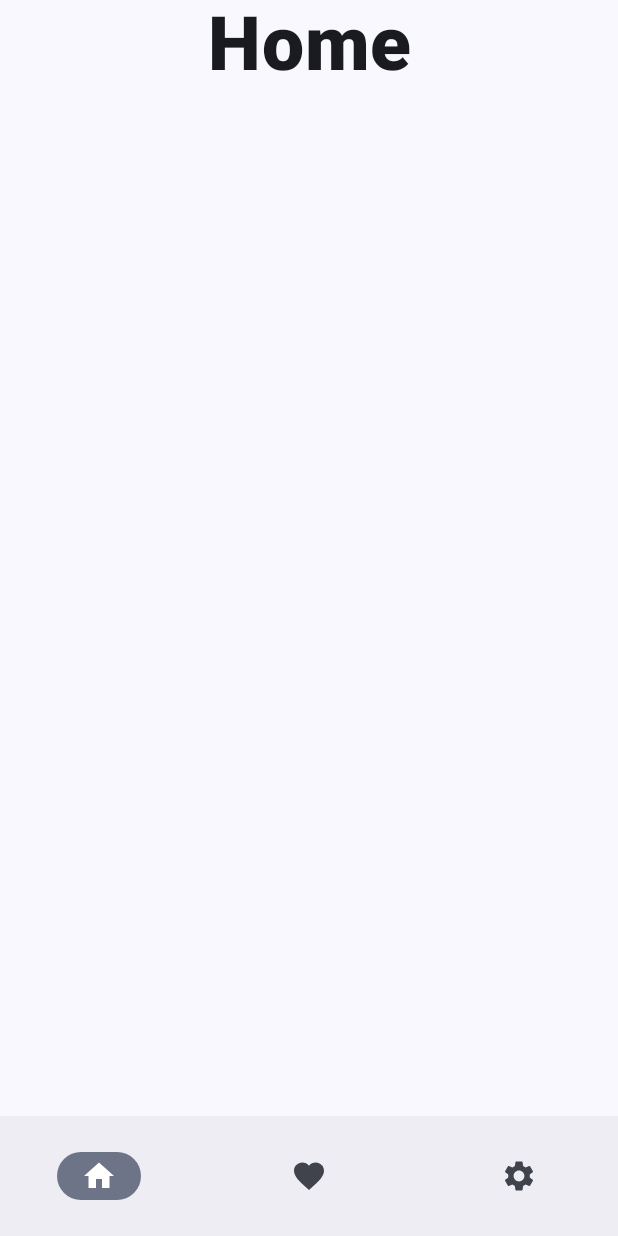
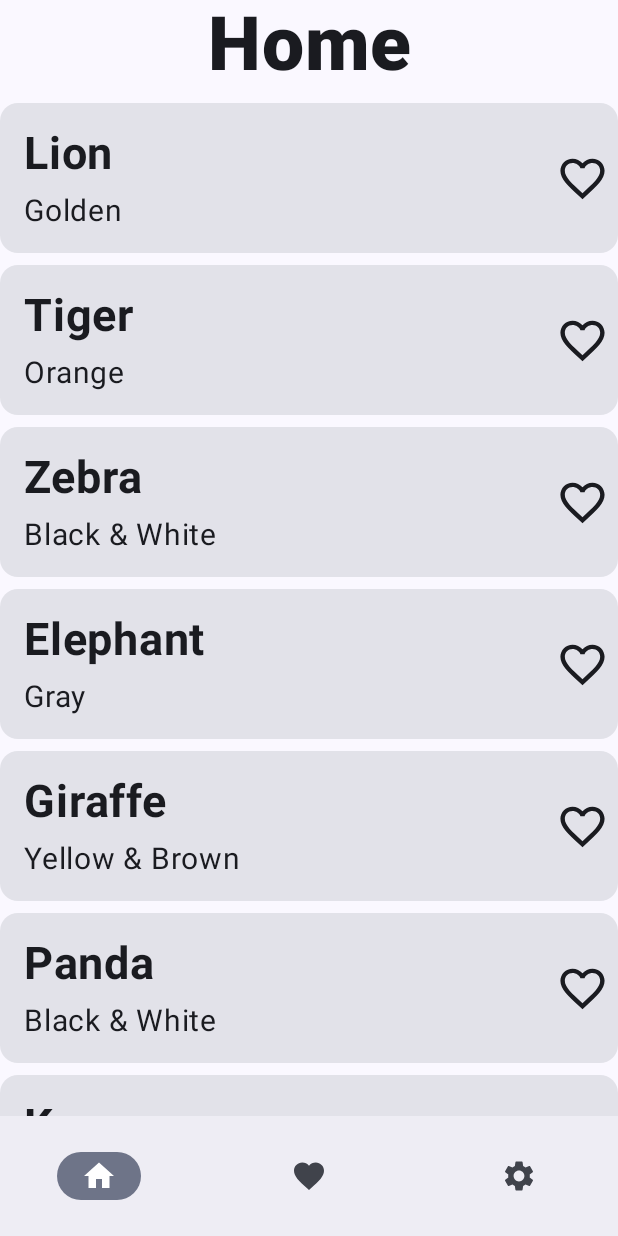
Before and after one commit to OkanSyntax/AbschlussWDH, an Android app built with Jetpack Compose: the screen it shows after launch (MainActivity), on a phone screen of 412 x 824 dp. Run offline under Robolectric (Android 15) with nearby library versions, the phone set to English and light mode, and no system bars.

Commit message:
DI implemented

```diff
--- a/app/src/main/AndroidManifest.xml
+++ b/app/src/main/AndroidManifest.xml
@@ -5,6 +5,7 @@
     <uses-permission android:name="android.permission.INTERNET"/>
 
     <application
+        android:name=".di.App"
         android:allowBackup="true"
         android:dataExtractionRules="@xml/data_extraction_rules"
         android:fullBackupContent="@xml/backup_rules"
--- a/app/src/main/java/com/example/di_navi_wdh/data/DummyData.kt
+++ b/app/src/main/java/com/example/di_navi_wdh/data/DummyData.kt
@@ -1,26 +1,28 @@
 package com.example.di_navi_wdh.data
 
+import com.example.di_navi_wdh.data.model.Animal
+
 object DummyData {
-//    val animals = listOf(
-//        Animal(name = "Lion", color = "Golden"),
-//        Animal(name = "Tiger", color = "Orange"),
-//        Animal(name = "Zebra", color = "Black & White"),
-//        Animal(name = "Elephant", color = "Gray"),
-//        Animal(name = "Giraffe", color = "Yellow & Brown"),
-//        Animal(name = "Panda", color = "Black & White"),
-//        Animal(name = "Kangaroo", color = "Brown"),
-//        Animal(name = "Peacock", color = "Blue & Green"),
-//        Animal(name = "Flamingo", color = "Pink"),
-//        Animal(name = "Penguin", color = "Black & White"),
-//        Animal(name = "Wolf", color = "Gray"),
-//        Animal(name = "Bear", color = "Brown"),
-//        Animal(name = "Fox", color = "Red"),
-//        Animal(name = "Rabbit", color = "White"),
-//        Animal(name = "Parrot", color = "Green"),
-//        Animal(name = "Horse", color = "Black"),
-//        Animal(name = "Cheetah", color = "Spotted Yellow"),
-//        Animal(name = "Leopard", color = "Spotted Brown"),
-//        Animal(name = "Hippo", color = "Gray"),
-//        Animal(name = "Rhino", color = "Dark Gray")
-//    )
+    val animals = listOf(
+        Animal(name = "Lion", color = "Golden"),
+        Animal(name = "Tiger", color = "Orange"),
+        Animal(name = "Zebra", color = "Black & White"),
+        Animal(name = "Elephant", color = "Gray"),
+        Animal(name = "Giraffe", color = "Yellow & Brown"),
+        Animal(name = "Panda", color = "Black & White"),
+        Animal(name = "Kangaroo", color = "Brown"),
+        Animal(name = "Peacock", color = "Blue & Green"),
+        Animal(name = "Flamingo", color = "Pink"),
+        Animal(name = "Penguin", color = "Black & White"),
+        Animal(name = "Wolf", color = "Gray"),
+        Animal(name = "Bear", color = "Brown"),
+        Animal(name = "Fox", color = "Red"),
+        Animal(name = "Rabbit", color = "White"),
+        Animal(name = "Parrot", color = "Green"),
+        Animal(name = "Horse", color = "Black"),
+        Animal(name = "Cheetah", color = "Spotted Yellow"),
+        Animal(name = "Leopard", color = "Spotted Brown"),
+        Animal(name = "Hippo", color = "Gray"),
+        Animal(name = "Rhino", color = "Dark Gray")
+    )
 }
--- /dev/null
+++ b/app/src/main/java/com/example/di_navi_wdh/data/model/Animal.kt
@@ -0,0 +1,8 @@
+package com.example.di_navi_wdh.data.model
+
+
+data class Animal(
+    val name: String,
+    val color: String,
+    var isFavorite: Boolean = false
+)
--- /dev/null
+++ b/app/src/main/java/com/example/di_navi_wdh/data/repository/AnimalRepoImpl.kt
@@ -0,0 +1,19 @@
+package com.example.di_navi_wdh.data.repository
+
+import com.example.di_navi_wdh.data.DummyData
+import com.example.di_navi_wdh.data.model.Animal
+import kotlinx.coroutines.flow.MutableStateFlow
+import kotlinx.coroutines.flow.asStateFlow
+
+
+class AnimalRepoImpl {
+
+    private val _animalList = MutableStateFlow<List<Animal>>(DummyData.animals)
+    val animalList = _animalList.asStateFlow()
+
+    fun toggleFavorite(animal: Animal) {
+        _animalList.value = _animalList.value.map {
+            if (it.name == animal.name) it.copy(isFavorite = !it.isFavorite) else it
+        }
+    }
+}
--- /dev/null
+++ b/app/src/main/java/com/example/di_navi_wdh/di/App.kt
@@ -0,0 +1,18 @@
+package com.example.di_navi_wdh.di
+
+import android.app.Application
+import org.koin.android.ext.koin.androidContext
+import org.koin.core.context.startKoin
+
+
+class App: Application() {
+
+    override fun onCreate() {
+        super.onCreate()
+
+        startKoin {
+           androidContext(this@App)
+           modules(appModule)
+        }
+    }
+}
--- /dev/null
+++ b/app/src/main/java/com/example/di_navi_wdh/di/AppModule.kt
@@ -0,0 +1,17 @@
+package com.example.di_navi_wdh.di
+
+import com.example.di_navi_wdh.data.repository.AnimalRepoImpl
+import com.example.di_navi_wdh.ui.viewmodel.FavoriteViewModel
+import com.example.di_navi_wdh.ui.viewmodel.HomeViewModel
+import org.koin.core.module.dsl.viewModelOf
+import org.koin.dsl.module
+
+
+val appModule = module {
+
+    single { AnimalRepoImpl() }
+
+    viewModelOf(::HomeViewModel)
+    viewModelOf(::FavoriteViewModel)
+
+}
--- a/app/src/main/java/com/example/di_navi_wdh/ui/component/AnimalCard.kt
+++ b/app/src/main/java/com/example/di_navi_wdh/ui/component/AnimalCard.kt
@@ -1,62 +1,63 @@
-//package com.example.di_navi_wdh.ui.component
-//
-//import androidx.compose.foundation.layout.Column
-//import androidx.compose.foundation.layout.Row
-//import androidx.compose.foundation.layout.Spacer
-//import androidx.compose.foundation.layout.fillMaxWidth
-//import androidx.compose.foundation.layout.height
-//import androidx.compose.foundation.layout.padding
-//import androidx.compose.foundation.layout.size
-//import androidx.compose.material.icons.Icons
-//import androidx.compose.material.icons.filled.Favorite
-//import androidx.compose.material.icons.filled.FavoriteBorder
-//import androidx.compose.material3.Card
-//import androidx.compose.material3.Icon
-//import androidx.compose.material3.IconButton
-//import androidx.compose.material3.Text
-//import androidx.compose.runtime.Composable
-//import androidx.compose.ui.Alignment
-//import androidx.compose.ui.Modifier
-//import androidx.compose.ui.text.font.FontWeight
-//import androidx.compose.ui.unit.dp
-//import androidx.compose.ui.unit.sp
-//
-//@Composable
-//fun AnimalCard(
-//    modifier: Modifier = Modifier,
-//    onFavorite: () -> Unit,
-//    animal: Animal
-//) {
-//    Card(
-//        modifier = modifier
-//            .fillMaxWidth()
-//    ) {
-//        Row(
-//            Modifier.fillMaxWidth(),
-//            verticalAlignment = Alignment.CenterVertically
-//        ) {
-//            Column(modifier = Modifier.padding(16.dp).weight(1f)) {
-//                Text(
-//                    text = animal.name,
-//                    fontSize = 30.sp,
-//                    fontWeight = FontWeight.Bold
-//                )
-//                Spacer(modifier = Modifier.height(8.dp))
-//                Text(
-//                    text = animal.color,
-//                    fontSize = 20.sp
-//                )
-//
-//            }
-//            IconButton(onClick = onFavorite) {
-//                Icon(
-//                    imageVector = if (animal.isFavorite) Icons.Default.Favorite else Icons.Default.FavoriteBorder,
-//                    contentDescription = if (animal.isFavorite) "Unfavorite Animal" else "Favorite Animal",
-//                    modifier = Modifier.size(35.dp)
-//                )
-//            }
-//        }
-//
-//
-//    }
-//}
+package com.example.di_navi_wdh.ui.component
+
+import androidx.compose.foundation.layout.Column
+import androidx.compose.foundation.layout.Row
+import androidx.compose.foundation.layout.Spacer
+import androidx.compose.foundation.layout.fillMaxWidth
+import androidx.compose.foundation.layout.height
+import androidx.compose.foundation.layout.padding
+import androidx.compose.foundation.layout.size
+import androidx.compose.material.icons.Icons
+import androidx.compose.material.icons.filled.Favorite
+import androidx.compose.material.icons.filled.FavoriteBorder
+import androidx.compose.material3.Card
+import androidx.compose.material3.Icon
+import androidx.compose.material3.IconButton
+import androidx.compose.material3.Text
+import androidx.compose.runtime.Composable
+import androidx.compose.ui.Alignment
+import androidx.compose.ui.Modifier
+import androidx.compose.ui.text.font.FontWeight
+import androidx.compose.ui.unit.dp
+import androidx.compose.ui.unit.sp
+import com.example.di_navi_wdh.data.model.Animal
+
+@Composable
+fun AnimalCard(
+    modifier: Modifier = Modifier,
+    onFavorite: () -> Unit,
+    animal: Animal
+) {
+    Card(
+        modifier = modifier
+            .fillMaxWidth()
+    ) {
+        Row(
+            Modifier.fillMaxWidth(),
+            verticalAlignment = Alignment.CenterVertically
+        ) {
+            Column(modifier = Modifier.padding(16.dp).weight(1f)) {
+                Text(
+                    text = animal.name,
+                    fontSize = 30.sp,
+                    fontWeight = FontWeight.Bold
+                )
+                Spacer(modifier = Modifier.height(8.dp))
+                Text(
+                    text = animal.color,
+                    fontSize = 20.sp
+                )
+
+            }
+            IconButton(onClick = onFavorite) {
+                Icon(
+                    imageVector = if (animal.isFavorite) Icons.Default.Favorite else Icons.Default.FavoriteBorder,
+                    contentDescription = if (animal.isFavorite) "Unfavorite Animal" else "Favorite Animal",
+                    modifier = Modifier.size(35.dp)
+                )
+            }
+        }
+
+
+    }
+}
--- a/app/src/main/java/com/example/di_navi_wdh/ui/navigation/Appstart.kt
+++ b/app/src/main/java/com/example/di_navi_wdh/ui/navigation/Appstart.kt
@@ -18,7 +18,9 @@ import androidx.navigation.compose.rememberNavController
 import com.example.di_navi_wdh.ui.screen.FavoriteScreen
 import com.example.di_navi_wdh.ui.screen.HomeScreen
 import com.example.di_navi_wdh.ui.screen.SettingsScreen
+import com.example.di_navi_wdh.ui.viewmodel.HomeViewModel
 import kotlinx.serialization.Serializable
+import org.koin.androidx.compose.koinViewModel
 
 @Serializable
 object HomeRoute
@@ -36,6 +38,8 @@ fun Appstart(
 ) {
     val navController = rememberNavController()
     var selectedTabItem by remember { mutableStateOf(NavItems.Home) }
+
+    val homeViewModel: HomeViewModel = koinViewModel()
 
     Scaffold(
         bottomBar = {
@@ -59,10 +63,10 @@ fun Appstart(
             modifier = Modifier.padding(innerPadding)
         ) {
             composable<HomeRoute> {
-                HomeScreen()
+                HomeScreen(homeViewModel = homeViewModel )
             }
             composable<FavoriteRoute> {
-                FavoriteScreen()
+                FavoriteScreen(favoriteViewModel = koinViewModel(), homeViewModel = homeViewModel)
             }
             composable<SettingsRoute> {
                 SettingsScreen()
--- a/app/src/main/java/com/example/di_navi_wdh/ui/screen/HomeScreen.kt
+++ b/app/src/main/java/com/example/di_navi_wdh/ui/screen/HomeScreen.kt
@@ -1,14 +1,46 @@
 package com.example.di_navi_wdh.ui.screen
 
+import androidx.compose.foundation.layout.Arrangement
+import androidx.compose.foundation.layout.Column
+import androidx.compose.foundation.lazy.LazyColumn
 import androidx.compose.runtime.Composable
+import androidx.compose.runtime.collectAsState
+import androidx.compose.foundation.lazy.items
 import androidx.compose.ui.Modifier
-import androidx.compose.ui.tooling.preview.Preview
+import androidx.compose.runtime.getValue
+import androidx.compose.ui.unit.dp
+import com.example.di_navi_wdh.ui.component.AnimalCard
 import com.example.di_navi_wdh.ui.component.TitleBar
+import com.example.di_navi_wdh.ui.viewmodel.HomeViewModel
 
 @Composable
 fun HomeScreen(
-    modifier: Modifier = Modifier
+    modifier: Modifier = Modifier,
+    homeViewModel: HomeViewModel
 ) {
 
-    TitleBar(modifier, "Home")
+    val animals by homeViewModel.animalList.collectAsState()
+
+    Column(
+        verticalArrangement = Arrangement.spacedBy(10.dp)
+    ) {
+        TitleBar(modifier, "Home")
+
+        LazyColumn(
+            verticalArrangement = Arrangement.spacedBy(8.dp)
+        ) {
+
+            items(animals) {
+                AnimalCard(
+                    animal = it,
+                    modifier = modifier,
+                    onFavorite = {
+                        homeViewModel.toggleFavorite(it)
+                    }
+                )
+            }
+        }
+
+    }
+
 }
--- /dev/null
+++ b/app/src/main/java/com/example/di_navi_wdh/ui/viewmodel/HomeViewModel.kt
@@ -0,0 +1,19 @@
+package com.example.di_navi_wdh.ui.viewmodel
+
+import androidx.lifecycle.ViewModel
+import com.example.di_navi_wdh.data.model.Animal
+import com.example.di_navi_wdh.data.repository.AnimalRepoImpl
+
+
+class HomeViewModel(
+    animalRepo: AnimalRepoImpl
+): ViewModel() {
+
+
+    private val repo = animalRepo
+    val animalList = repo.animalList
+
+    fun toggleFavorite(animal: Animal) {
+        repo.toggleFavorite(animal)
+    }
+}
```
Also changed, not shown: app/src/main/java/com/example/di_navi_wdh/ui/screen/FavoriteScreen.kt (+34 -3 lines), app/src/main/java/com/example/di_navi_wdh/ui/screen/SettingsScreen.kt (+12 -1 lines), app/src/main/java/com/example/di_navi_wdh/ui/viewmodel/FavoriteViewModel.kt (added, +16 -0 lines).
